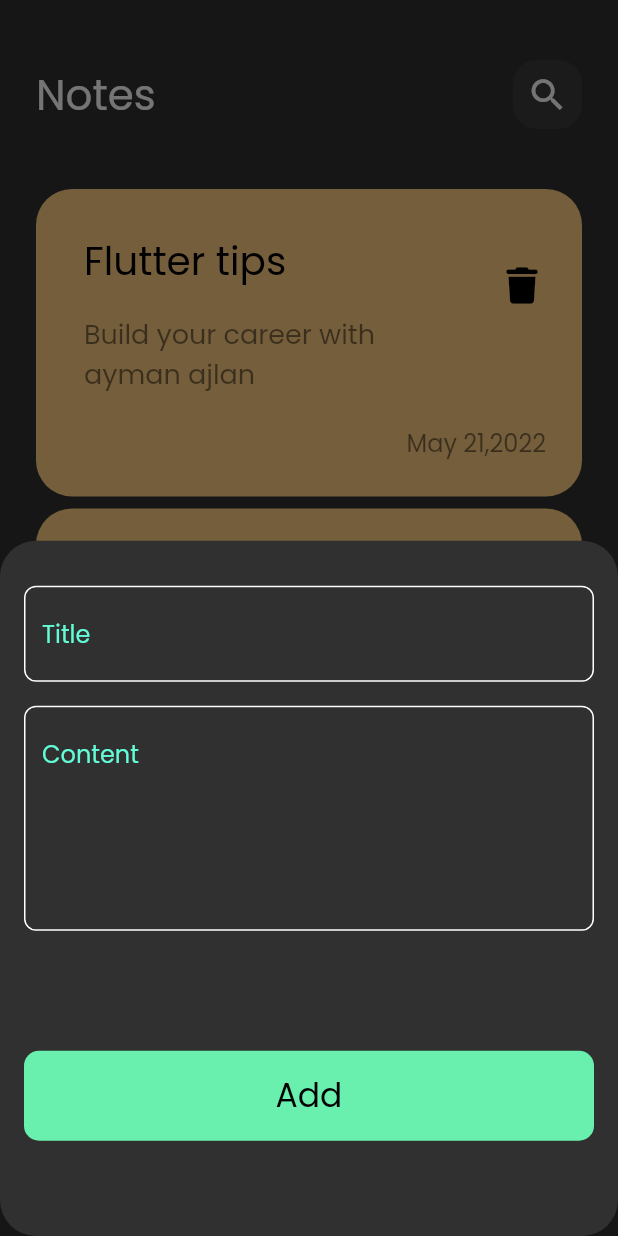
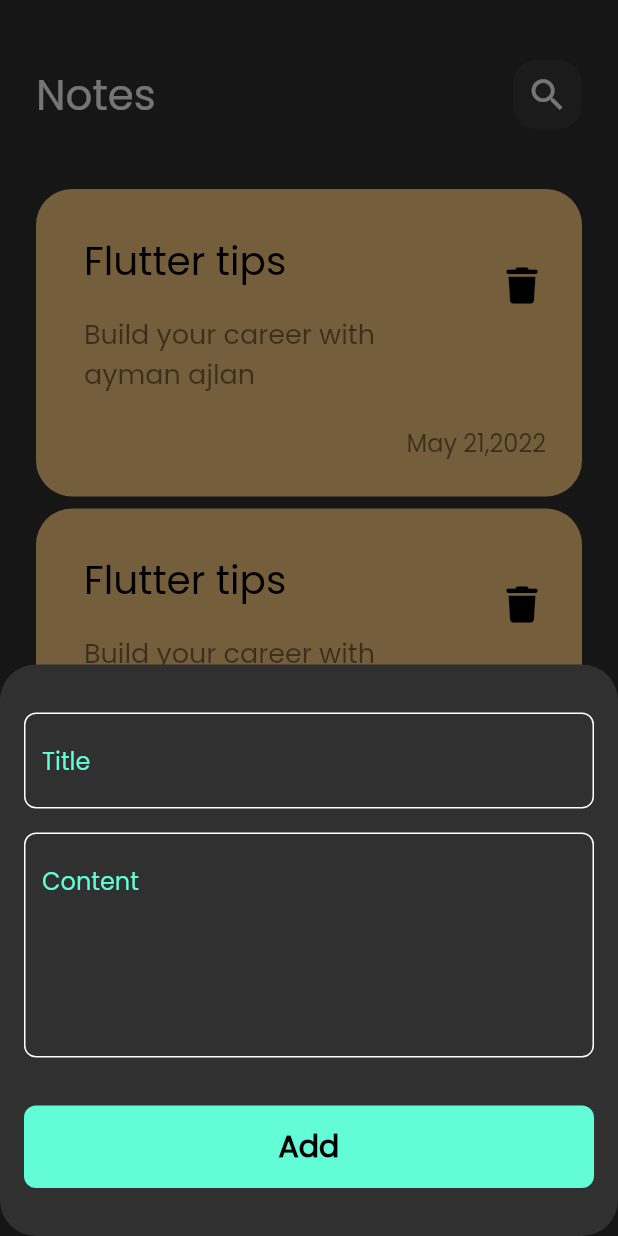
Before and after one commit to aymanabbasabdullah/notes_app, a Flutter app: the screen it shows after launch, after a tap on the "add" icon, on a phone screen of 412 x 824 dp. Run offline on Flutter 3.47's test engine with Material 3 defaults, Android fonts, the phone set to English and light mode, and no system bars; our stand-ins replace font_awesome_flutter.

Commit message:
finish notes bottom sheet

```diff
--- a/lib/widgets/add_note_bottom_sheet.dart
+++ b/lib/widgets/add_note_bottom_sheet.dart
@@ -1,6 +1,7 @@
 
 import 'package:flutter/material.dart';
 
+import '../constants.dart';
 import 'custom_button.dart';
 import 'custom_text_filed.dart';
 
@@ -11,16 +12,18 @@ class AddNoteBottomSheet extends StatelessWidget {
   Widget build(BuildContext context) {
     return Container(
 
-      child: const Padding(
-        padding: EdgeInsets.symmetric(vertical: 30,horizontal: 16),
+      child:const   Padding(
+        padding: const EdgeInsets.symmetric(vertical: 32,horizontal: 16),
+        child:  SingleChildScrollView(
           child: Column(
             children: [
               CustomTextField( hintText: 'Title', ),
               SizedBox(height: 16,),
               CustomTextField( maxLines: 5,hintText: 'Content',),
-            SizedBox(height: 80,),
-            CustomButton(backgroundColo: Colors.greenAccent, colorText: Colors.black, text: 'Add')
+              SizedBox(height: 32,),
+              CustomButton(backgroundColo: kPrimaryColor, colorText: Colors.black, text: 'Add')
             ],
+          ),
         ),
       ),
     );
--- a/lib/widgets/custom_button.dart
+++ b/lib/widgets/custom_button.dart
@@ -5,8 +5,6 @@ class CustomButton extends StatelessWidget {
   final String text;
   final Color colorText;
   final Color backgroundColo;
-
-
   final VoidCallback? onTap;
   @override
   Widget build(BuildContext context) {
@@ -14,17 +12,18 @@ class CustomButton extends StatelessWidget {
     return GestureDetector(
       onTap: onTap,
       child: Container(
-        height: 60,
+        width: MediaQuery.of(context).size.width,
+        height: 55,
         decoration: BoxDecoration(
-          borderRadius: BorderRadius.circular(10),
+          borderRadius: BorderRadius.circular(8),
           color:backgroundColo,
-
         ),
         child: Center(
           child: Text(
             text,
             style: TextStyle(
-              fontSize: 22,
+              fontSize: 20 ,
+              fontWeight: FontWeight.bold,
               color: colorText,
             ),
           ),
--- a/lib/widgets/notes_view_body.dart
+++ b/lib/widgets/notes_view_body.dart
@@ -11,7 +11,7 @@ class NotesViewBody extends StatelessWidget {
 
   @override
   Widget build(BuildContext context) {
-    ['note', 'note'];
+
     return const Padding(
       padding: EdgeInsets.symmetric(horizontal: 24),
       child: Column(
```
Lines whose indentation alone changed are shown as unchanged.
